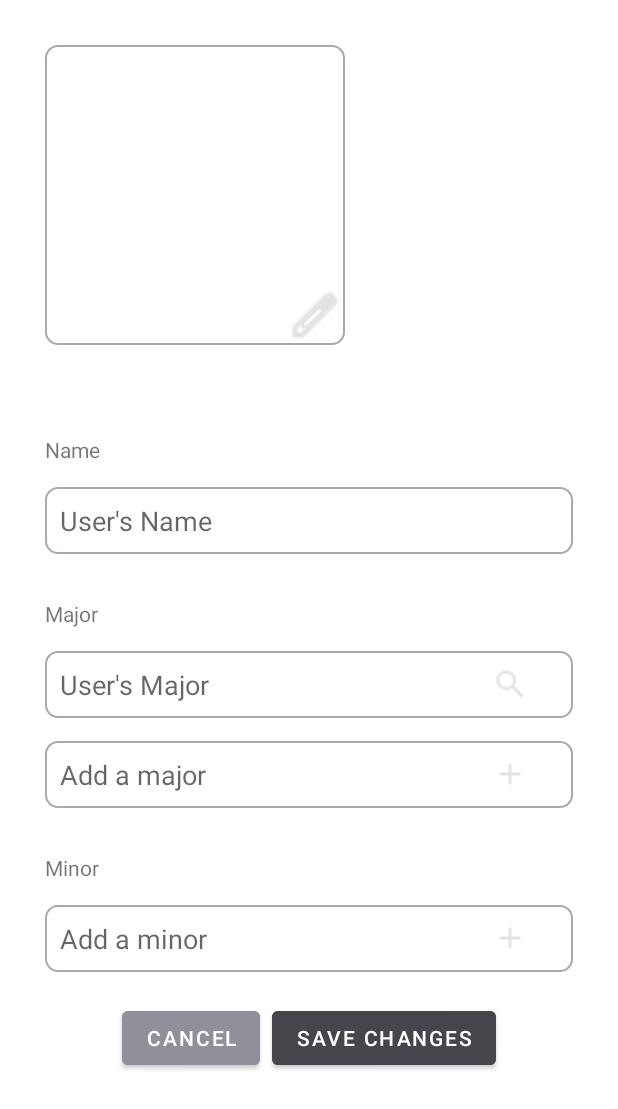
After one commit to darineabdelmotalib/cmpt362_GroupProject, an Android app: the layout fragment_edit_profile.xml on its own in the app's theme, with its tools: preview values and no code run, on a phone screen of 412 x 824 dp. The commit adds this screen. Shown: the top 1109 px of the screen. Run offline under Robolectric (Android 15) with nearby library versions, the phone set to English and light mode, and no system bars.

Commit message:
Implement profile view fragment

```diff
--- /dev/null
+++ b/app/src/main/res/drawable/rounded_edittext_background.xml
@@ -0,0 +1,12 @@
+<?xml version="1.0" encoding="utf-8"?>
+<shape xmlns:android="http://schemas.android.com/apk/res/android"
+    android:shape="rectangle">
+
+    <solid android:color="@android:color/white" />
+
+    <corners android:radius="8dp" />
+
+    <stroke
+        android:width="1dp"
+        android:color="@android:color/darker_gray" />
+</shape>
--- /dev/null
+++ b/app/src/main/res/layout/fragment_edit_profile.xml
@@ -0,0 +1,182 @@
+<?xml version="1.0" encoding="utf-8"?>
+<LinearLayout
+    xmlns:android="http://schemas.android.com/apk/res/android"
+    android:layout_width="match_parent"
+    android:layout_height="match_parent"
+    android:fitsSystemWindows="true"
+    android:orientation="vertical">
+
+    <FrameLayout
+        android:layout_width="200dp"
+        android:layout_height="200dp"
+        android:layout_margin="30dp">
+
+        <ImageView
+            android:id="@+id/profile_character"
+            android:layout_width="match_parent"
+            android:layout_height="match_parent"
+            android:background="@drawable/rounded_edittext_background"
+            />
+
+        <ImageButton
+            android:id="@+id/button_change_character"
+            android:layout_width="40dp"
+            android:layout_height="40dp"
+            android:layout_gravity="bottom|end"
+            android:src="@drawable/edit_24dp"
+            android:background="@drawable/edit_24dp"
+            android:padding="8dp"
+            android:contentDescription="Change character"/>
+    </FrameLayout>
+
+    <TextView
+        android:layout_width="match_parent"
+        android:layout_height="wrap_content"
+        android:paddingTop="30dp"
+        android:paddingStart="30dp"
+        android:paddingEnd="30dp"
+        android:text="Name"/>
+
+    <EditText
+        android:id="@+id/userNameInput"
+        android:layout_width="match_parent"
+        android:layout_height="wrap_content"
+        android:background="@drawable/rounded_edittext_background"
+        android:hint="User's Name"
+        android:inputType="textPersonName"
+        android:padding="10dp"
+        android:layout_marginStart="30dp"
+        android:layout_marginEnd="30dp"
+        android:layout_marginTop="15dp"/>
+
+    <TextView
+        android:layout_width="match_parent"
+        android:layout_height="wrap_content"
+        android:paddingTop="30dp"
+        android:paddingStart="30dp"
+        android:paddingEnd="30dp"
+        android:text="Major"/>
+
+    <FrameLayout
+        android:layout_width="match_parent"
+        android:layout_height="wrap_content"
+        android:layout_marginHorizontal="30dp"
+        android:layout_marginTop="15dp"
+        android:background="@drawable/rounded_edittext_background"
+        android:paddingEnd="30dp"
+        android:paddingVertical="10dp"
+        android:clipToPadding="false">
+
+        <EditText
+            android:id="@+id/input_change_major"
+            android:layout_width="match_parent"
+            android:layout_height="wrap_content"
+            android:background="@android:color/transparent"
+            android:hint="User's Major"
+            android:inputType="text"
+            android:paddingStart="10dp" />
+
+        <ImageButton
+            android:id="@+id/button_change_major"
+            android:layout_width="wrap_content"
+            android:layout_height="wrap_content"
+            android:layout_gravity="center_vertical|end"
+            android:src="@drawable/search_24dp"
+            android:background="@android:color/transparent"
+            android:contentDescription="Search for Major"/>
+    </FrameLayout>
+
+    <FrameLayout
+        android:id="@+id/add_major"
+        android:layout_width="match_parent"
+        android:layout_height="wrap_content"
+        android:layout_marginHorizontal="30dp"
+        android:layout_marginTop="15dp"
+        android:background="@drawable/rounded_edittext_background"
+        android:paddingEnd="30dp"
+        android:paddingVertical="10dp"
+        android:clipToPadding="false">
+
+        <EditText
+            android:id="@+id/input_add_major"
+            android:layout_width="match_parent"
+            android:layout_height="wrap_content"
+            android:background="@android:color/transparent"
+            android:hint="Add a major"
+            android:inputType="text"
+            android:paddingStart="10dp" />
+
+        <ImageButton
+            android:id="@+id/button_add_major"
+            android:layout_width="wrap_content"
+            android:layout_height="wrap_content"
+            android:layout_gravity="center_vertical|end"
+            android:src="@drawable/add_24dp"
+            android:background="@android:color/transparent"
+            android:contentDescription="Search for Major"/>
+    </FrameLayout>
+
+    <TextView
+        android:layout_width="match_parent"
+        android:layout_height="wrap_content"
+        android:paddingTop="30dp"
+        android:paddingStart="30dp"
+        android:paddingEnd="30dp"
+        android:text="Minor"/>
+
+    <FrameLayout
+        android:id="@+id/add_minor"
+        android:layout_width="match_parent"
+        android:layout_height="wrap_content"
+        android:layout_marginHorizontal="30dp"
+        android:layout_marginTop="15dp"
+        android:background="@drawable/rounded_edittext_background"
+        android:paddingEnd="30dp"
+        android:paddingVertical="10dp"
+        android:clipToPadding="false">
+
+        <EditText
+            android:id="@+id/input_add_minor"
+            android:layout_width="match_parent"
+            android:layout_height="wrap_content"
+            android:background="@android:color/transparent"
+            android:hint="Add a minor"
+            android:inputType="text"
+            android:paddingStart="10dp" />
+
+        <ImageButton
+            android:id="@+id/button_add_minor"
+            android:layout_width="wrap_content"
+            android:layout_height="wrap_content"
+            android:layout_gravity="center_vertical|end"
+            android:src="@drawable/add_24dp"
+            android:background="@android:color/transparent"
+            android:contentDescription="Search for Minor"/>
+    </FrameLayout>
+
+    <LinearLayout
+        android:layout_width="match_parent"
+        android:layout_height="wrap_content"
+        android:orientation="horizontal"
+        android:gravity="center"
+        android:padding="16dp">
+
+        <Button
+            android:id="@+id/button_cancel"
+            android:layout_width="wrap_content"
+            android:layout_height="wrap_content"
+            android:text="Cancel"
+            android:layout_margin="4dp"
+            android:backgroundTint="@color/material_dynamic_neutral_variant60"/>
+
+        <Button
+            android:id="@+id/button_save_changes"
+            android:layout_width="wrap_content"
+            android:layout_height="wrap_content"
+            android:text="Save Changes"
+            android:layout_margin="4dp"
+            android:backgroundTint="@color/material_dynamic_neutral30"/>
+    </LinearLayout>
+
+
+</LinearLayout>
--- a/app/src/main/res/menu/main.xml
+++ b/app/src/main/res/menu/main.xml
@@ -6,4 +6,10 @@
         android:orderInCategory="100"
         android:title="@string/action_settings"
         app:showAsAction="never" />
+
+    <item
+        android:id="@+id/action_edit_profile"
+        android:orderInCategory="100"
+        android:title="Edit Profile"
+        app:showAsAction="never" />
 </menu>
--- a/app/src/main/res/navigation/mobile_navigation.xml
+++ b/app/src/main/res/navigation/mobile_navigation.xml
@@ -22,4 +22,10 @@
         android:name="darine_abdelmotalib.example.groupproject.ui.slideshow.SlideshowFragment"
         android:label="@string/menu_slideshow"
         tools:layout="@layout/fragment_slideshow" />
+
+    <fragment
+        android:id="@+id/nav_profile"
+        android:name="darine_abdelmotalib.example.groupproject.ui.slideshow.SlideshowFragment"
+        android:label="Profile"
+        tools:layout="@layout/fragment_profile" />
 </navigation>
```
Also changed, not shown: app/src/main/res/layout/fragment_profile.xml (added, +57 -0 lines), app/src/main/res/layout/fragment_search_for_program.xml (added, +52 -0 lines), app/src/main/res/layout/item_program_result.xml (added, +26 -0 lines), app/src/main/res/drawable/add_24dp.png (added), app/src/main/res/drawable/edit_24dp.png (added), app/src/main/res/drawable/search_24dp.png (added).
